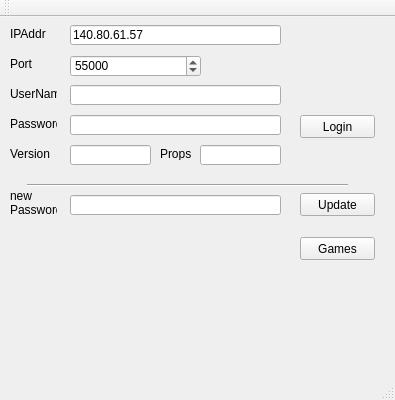
The window that StamOrga/PC/mainwindow.ui (WaterMax83/StamOrga) describes before a commit, drawn with Qt 5.
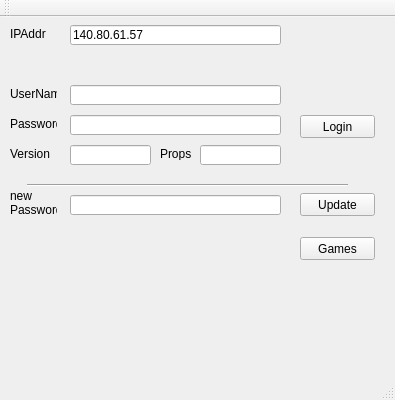
The same window after the commit.

Patch:
```diff
--- a/StamOrga/PC/mainwindow.ui
+++ b/StamOrga/PC/mainwindow.ui
@@ -53,38 +53,6 @@
      <string>IPAddr</string>
     </property>
    </widget>
-   <widget class="QLabel" name="label_2">
-    <property name="geometry">
-     <rect>
-      <x>10</x>
-      <y>40</y>
-      <width>47</width>
-      <height>13</height>
-     </rect>
-    </property>
-    <property name="text">
-     <string>Port</string>
-    </property>
-   </widget>
-   <widget class="QSpinBox" name="spBoxPort">
-    <property name="geometry">
-     <rect>
-      <x>70</x>
-      <y>38</y>
-      <width>131</width>
-      <height>22</height>
-     </rect>
-    </property>
-    <property name="minimum">
-     <number>100</number>
-    </property>
-    <property name="maximum">
-     <number>100000</number>
-    </property>
-    <property name="value">
-     <number>55000</number>
-    </property>
-   </widget>
    <widget class="QLineEdit" name="lEditSendUserName">
     <property name="geometry">
      <rect>
```
